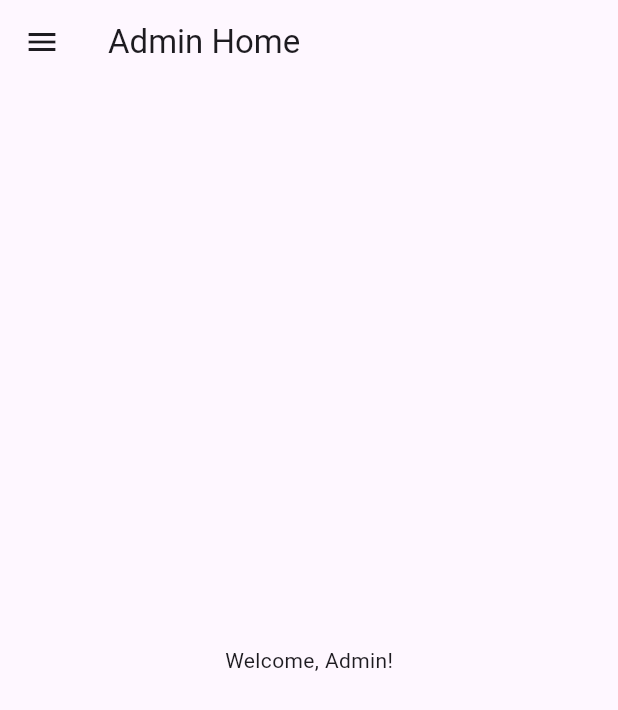
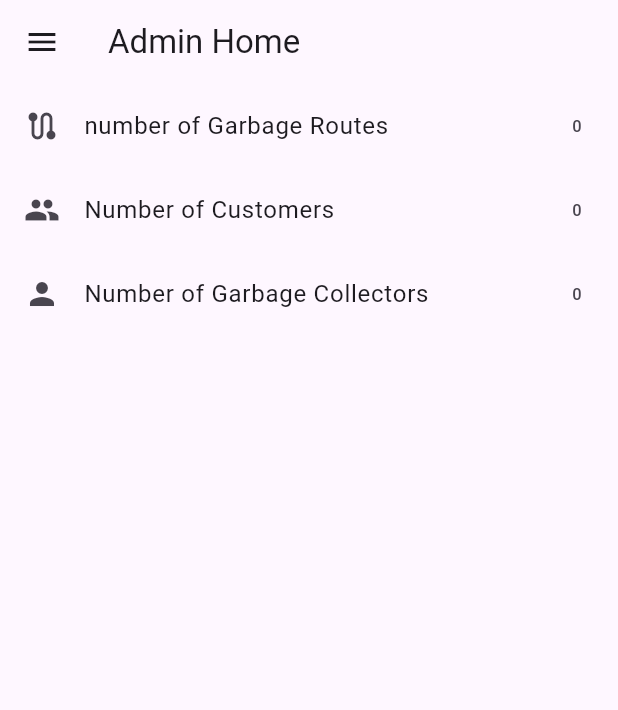
Before and after one commit to rumaiz013414/Kunu_lk, a Flutter app: the AdminHome screen opened by its route, on a phone screen of 412 x 824 dp. Shown: the top 710 px of the screen. Run offline on Flutter 3.47's test engine with Material 3 defaults, Android fonts, the phone set to English and light mode, and no system bars; our stand-ins replace cloud_firestore, firebase_analytics, firebase_auth, firebase_core, firebase_storage, geocoding and 4 more; missing offline and left inert: flutter_google_places, google_maps_webservice; accounts and stored records are empty.

Commit message:
Added admin analytics

```diff
--- a/lib/admin_screens/admin_home.dart
+++ b/lib/admin_screens/admin_home.dart
@@ -1,16 +1,38 @@
 import 'package:flutter/material.dart';
 import './manage_garbage_routes.dart';
-import './view_customers.dart'; // Placeholder for the manage customers page
-import './view_garbage_collectors.dart'; // Placeholder for the manage garbage collectors page
+import 'manage_customers.dart';
+import 'manage_garbage_collectors.dart';
+import 'package:firebase_analytics/firebase_analytics.dart';
+import 'package:cloud_firestore/cloud_firestore.dart';
 
-class AdminHome extends StatelessWidget {
-  const AdminHome({super.key});
+class AdminHome extends StatefulWidget {
+  @override
+  _AdminHomeState createState() => _AdminHomeState();
+}
+
+class _AdminHomeState extends State<AdminHome> {
+  final FirebaseAnalytics _analytics = FirebaseAnalytics.instance;
+  final FirebaseFirestore _firestore = FirebaseFirestore.instance;
+  late Stream<QuerySnapshot> _garbageRoutesStream;
+  late Stream<QuerySnapshot> _customersStream;
+  late Stream<QuerySnapshot> _garbageCollectorsStream;
+
+  @override
+  void initState() {
+    super.initState();
+    _garbageRoutesStream = _firestore.collection('garbage_routes').snapshots();
+    _customersStream = _firestore
+        .collection('users')
+        .where('role', isEqualTo: 'customer')
+        .snapshots();
+    _garbageCollectorsStream = _firestore
+        .collection('users')
+        .where('role', isEqualTo: 'garbage_collector')
+        .snapshots();
+  }
 
   void _logout(BuildContext context) {
-    // Implement your logout functionality here
-    // For example, you might want to clear user data and navigate to the login page
-    Navigator.of(context)
-        .pushReplacementNamed('/login'); // Adjust this to your login route
+    Navigator.of(context).pushReplacementNamed('/login');
   }
 
   @override
@@ -22,15 +44,10 @@ class AdminHome extends StatelessWidget {
           padding: EdgeInsets.zero,
           children: [
             DrawerHeader(
-              decoration: BoxDecoration(
-                color: Colors.blue,
-              ),
+              decoration: BoxDecoration(color: Colors.blue),
               child: Text(
                 'Admin Menu',
-                style: TextStyle(
-                  color: Colors.white,
-                  fontSize: 24,
-                ),
+                style: TextStyle(color: Colors.white, fontSize: 24),
               ),
             ),
             ListTile(
@@ -76,8 +93,69 @@ class AdminHome extends StatelessWidget {
           ],
         ),
       ),
-      body: Center(
-        child: Text('Welcome, Admin!'),
+      body: Column(
+        children: [
+          StreamBuilder<QuerySnapshot>(
+            stream: _garbageRoutesStream,
+            builder: (context, snapshot) {
+              if (snapshot.connectionState == ConnectionState.waiting) {
+                return Center(child: CircularProgressIndicator());
+              }
+
+              if (snapshot.hasError) {
+                return Center(child: Text('Error: ${snapshot.error}'));
+              }
+
+              final garbageRoutesCount = snapshot.data?.docs.length ?? 0;
+
+              return ListTile(
+                leading: Icon(Icons.route),
+                title: Text('number of Garbage Routes'),
+                trailing: Text('$garbageRoutesCount'),
+              );
+            },
+          ),
+          StreamBuilder<QuerySnapshot>(
+            stream: _customersStream,
+            builder: (context, snapshot) {
+              if (snapshot.connectionState == ConnectionState.waiting) {
+                return Center(child: CircularProgressIndicator());
+              }
+
+              if (snapshot.hasError) {
+                return Center(child: Text('Error: ${snapshot.error}'));
+              }
+
+              final customersCount = snapshot.data?.docs.length ?? 0;
+
+              return ListTile(
+                leading: Icon(Icons.people),
+                title: Text('Number of Customers'),
+                trailing: Text('$customersCount'),
+              );
+            },
+          ),
+          StreamBuilder<QuerySnapshot>(
+            stream: _garbageCollectorsStream,
+            builder: (context, snapshot) {
+              if (snapshot.connectionState == ConnectionState.waiting) {
+                return Center(child: CircularProgressIndicator());
+              }
+
+              if (snapshot.hasError) {
+                return Center(child: Text('Error: ${snapshot.error}'));
+              }
+
+              final garbageCollectorsCount = snapshot.data?.docs.length ?? 0;
+
+              return ListTile(
+                leading: Icon(Icons.person),
+                title: Text('Number of Garbage Collectors'),
+                trailing: Text('$garbageCollectorsCount'),
+              );
+            },
+          ),
+        ],
       ),
     );
   }
--- a/lib/main.dart
+++ b/lib/main.dart
@@ -9,7 +9,7 @@ import 'authentication_screens/login_screen.dart';
 import 'authentication_screens/registration_screen.dart';
 import 'authentication_screens/password_reset_screen.dart';
 import 'customer_screens/customer_home.dart';
-import 'garbage_collector_screens/garbage_collector_information_form.dart';
+import 'garbage_collector_screens/get_garbage_collector_information_form.dart';
 import 'garbage_collector_screens/garbage_collector_home.dart';
 import 'admin_screens/admin_home.dart';
 import 'customer_screens/customer_info_form.dart';
--- a/pubspec.yaml
+++ b/pubspec.yaml
@@ -48,6 +48,7 @@ dependencies:
   permission_handler: ^11.3.1
   geocoding: ^3.0.0
   http: ^0.13.6
+  firebase_analytics: ^11.2.0
 
 dev_dependencies:
   flutter_test:
```
Also changed, not shown: lib/admin_screens/edit_customer.dart (added, +62 -0 lines), lib/admin_screens/edit_garbage_collector.dart (added, +64 -0 lines), lib/admin_screens/manage_customers.dart (added, +79 -0 lines), lib/admin_screens/manage_garbage_collectors.dart (added, +79 -0 lines), lib/admin_screens/manage_garbage_routes.dart (+9 -6 lines), lib/admin_screens/select_route_points.dart (+48 -2 lines), lib/admin_screens/view_customers.dart (deleted, +0 -13 lines), lib/admin_screens/view_garbage_collectors.dart (deleted, +0 -13 lines), lib/customer_screens/subscribe_screen.dart (+79 -43 lines), lib/garbage_collector_screens/get_garbage_collector_information_form.dart (renamed from lib/garbage_collector_screens/garbage_collector_information_form.dart), pubspec.lock.
